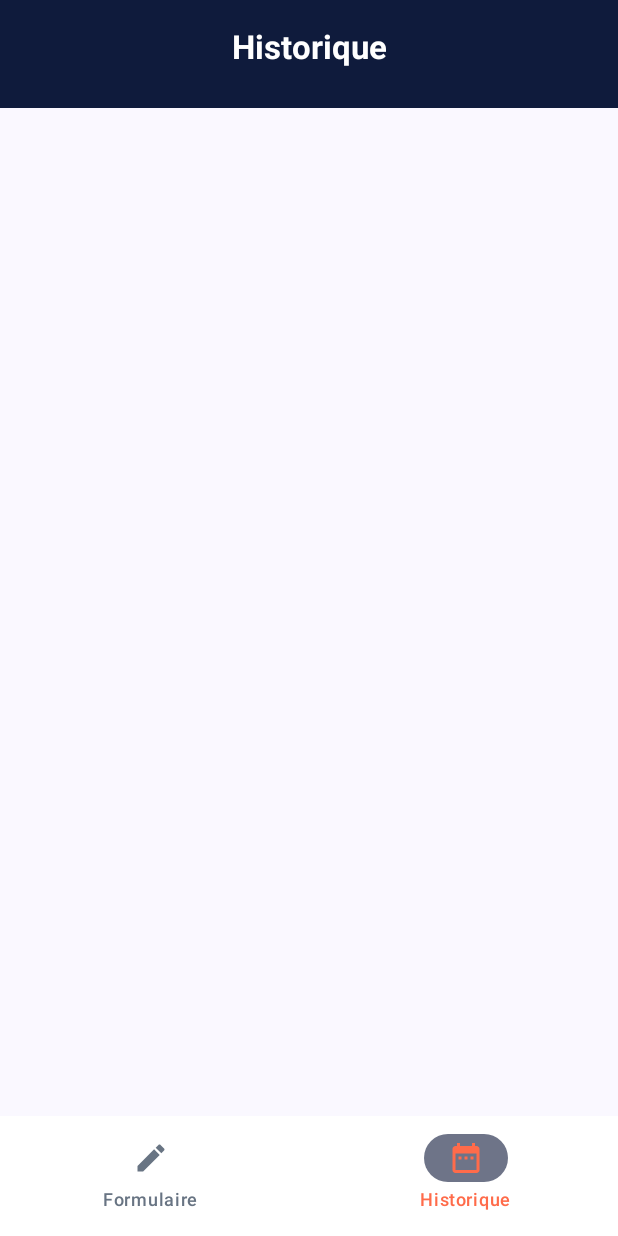
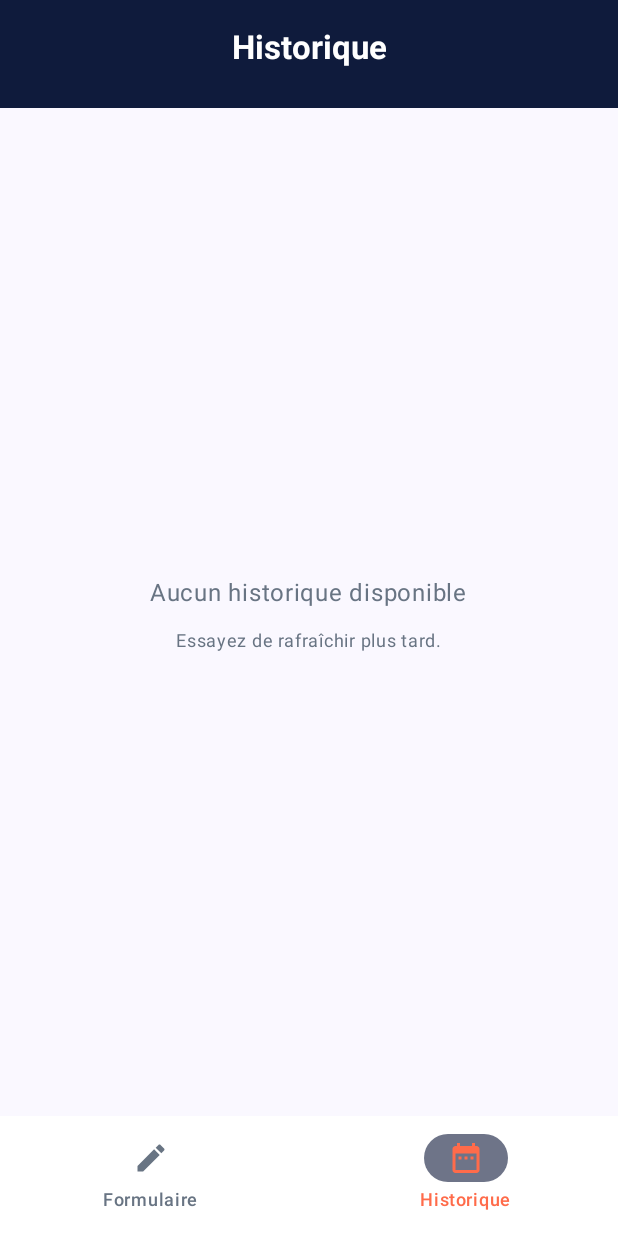
Before and after one commit to BenkasapoDev/Bon-de-Livraison, an Android app built with Jetpack Compose: the screen it shows after launch (MainActivity), item 2 of the bottom bar chosen, on a phone screen of 412 x 824 dp. Run offline under Robolectric (Android 15) with nearby library versions, the phone set to English and light mode, and no system bars.

Commit message:
Adding loader to Get History

```diff
--- a/app/src/main/AndroidManifest.xml
+++ b/app/src/main/AndroidManifest.xml
@@ -7,6 +7,7 @@
     <uses-feature android:name="android.hardware.camera" android:required="false" />
 
     <application
+        android:usesCleartextTraffic="true"
         android:allowBackup="true"
         android:dataExtractionRules="@xml/data_extraction_rules"
         android:fullBackupContent="@xml/backup_rules"
--- a/app/src/main/java/com/infosetgroup/delivery/MainActivity.kt
+++ b/app/src/main/java/com/infosetgroup/delivery/MainActivity.kt
@@ -28,7 +28,6 @@ import androidx.compose.foundation.shape.RoundedCornerShape
 import androidx.compose.foundation.verticalScroll
 import androidx.compose.foundation.lazy.LazyColumn
 import androidx.compose.foundation.lazy.items
-import androidx.compose.material3.AlertDialog
 import androidx.compose.material3.Button
 import androidx.compose.material3.ButtonDefaults
 import androidx.compose.material3.Card
@@ -77,6 +76,7 @@ import androidx.compose.material.icons.Icons
 import androidx.compose.material.icons.filled.DateRange
 import androidx.compose.material.icons.filled.Edit
 import androidx.compose.runtime.LaunchedEffect
+import androidx.compose.material3.CircularProgressIndicator
 
 // Enhanced color palette for modern logistics branding
 object DeliveryColors {
@@ -624,6 +624,8 @@ fun FormScreen(
 fun HistoryScreen(onPick: (DeliveryItem) -> Unit, modifier: Modifier = Modifier) {
     val context = LocalContext.current
     val items = remember { mutableStateListOf<DeliveryItem>() }
+    // Loading state shown while fetchHistory is in progress
+    val isLoading = remember { mutableStateOf(true) }
 
     // load once when this composable enters composition
     LaunchedEffect(Unit) {
@@ -631,13 +633,36 @@ fun HistoryScreen(onPick: (DeliveryItem) -> Unit, modifier: Modifier = Modifier)
         activity?.fetchHistory { list ->
             items.clear()
             items.addAll(list)
+            isLoading.value = false
         } ?: run {
             Toast.makeText(context, "Impossible de charger historique : activité introuvable", Toast.LENGTH_SHORT).show()
+            isLoading.value = false
         }
     }
 
     Column(modifier = modifier.padding(16.dp)) {
         Spacer(modifier = Modifier.height(6.dp))
+
+        // Show loader while fetching
+        if (isLoading.value) {
+            Box(modifier = Modifier.fillMaxSize(), contentAlignment = Alignment.Center) {
+                CircularProgressIndicator(color = DeliveryColors.PrimaryCorral)
+            }
+            return@Column
+        }
+
+        // Show empty state if no items
+        if (items.isEmpty()) {
+            Box(modifier = Modifier.fillMaxSize(), contentAlignment = Alignment.Center) {
+                Column(horizontalAlignment = Alignment.CenterHorizontally) {
+                    Text(text = "Aucun historique disponible", color = DeliveryColors.TextSecondary)
+                    Spacer(modifier = Modifier.height(8.dp))
+                    // Optional: small guidance
+                    Text(text = "Essayez de rafraîchir plus tard.", color = DeliveryColors.TextSecondary, fontSize = 12.sp)
+                }
+            }
+            return@Column
+        }
 
         LazyColumn {
             items(items) { it ->
@@ -700,16 +725,22 @@ fun StyledButton(
     modifier: Modifier = Modifier,
     isPrimary: Boolean = true
 ) {
+    // Precompute objects with remember to avoid creating stateful objects during composition
+    val btnModifier = remember(modifier) { modifier.heightIn(min = 52.dp) }
+    // ButtonDefaults.buttonColors is itself @Composable, call it directly
+    val btnColors = ButtonDefaults.buttonColors(
+        containerColor = if (isPrimary) DeliveryColors.PrimaryCorral else DeliveryColors.BorderLight,
+        contentColor = if (isPrimary) Color.White else DeliveryColors.TextPrimary
+    )
+    val btnShape = remember { RoundedCornerShape(10.dp) }
+    val btnPadding = remember { androidx.compose.foundation.layout.PaddingValues(horizontal = 12.dp, vertical = 10.dp) }
+
     Button(
         onClick = onClick,
-        // use heightIn to avoid forcing exact height which can conflict with weight
-        modifier = modifier.heightIn(min = 52.dp),
-        colors = ButtonDefaults.buttonColors(
-            containerColor = if (isPrimary) DeliveryColors.PrimaryCorral else DeliveryColors.BorderLight,
-            contentColor = if (isPrimary) Color.White else DeliveryColors.TextPrimary
-        ),
-        shape = RoundedCornerShape(10.dp),
-        contentPadding = androidx.compose.foundation.layout.PaddingValues(horizontal = 12.dp, vertical = 10.dp)
+        modifier = btnModifier,
+        colors = btnColors,
+        shape = btnShape,
+        contentPadding = btnPadding
     ) {
         Text(
             text,
@@ -730,15 +761,15 @@ fun StyledButton(
 fun FormScreenPreview() {
     DeliveryTheme {
         FormScreen(
-            objet = mutableStateOf("Colis urgent"),
-            serial = mutableStateOf("SN123456"),
-            sim = mutableStateOf("SIM987654321"),
-            marchand = mutableStateOf("Marchand Test"),
-            magasin = mutableStateOf("Magasin Central"),
-            responsable = mutableStateOf("Jean Dupont"),
-            livreur = mutableStateOf("Pierre Martin"),
-            imageBitmap = mutableStateOf(null),
-            imageBase64 = mutableStateOf(null)
+            objet = remember { mutableStateOf("Colis urgent") },
+            serial = remember { mutableStateOf("SN123456") },
+            sim = remember { mutableStateOf("SIM987654321") },
+            marchand = remember { mutableStateOf("Marchand Test") },
+            magasin = remember { mutableStateOf("Magasin Central") },
+            responsable = remember { mutableStateOf("Jean Dupont") },
+            livreur = remember { mutableStateOf("Pierre Martin") },
+            imageBitmap = remember { mutableStateOf(null) },
+            imageBase64 = remember { mutableStateOf(null) }
         )
     }
 }
```
